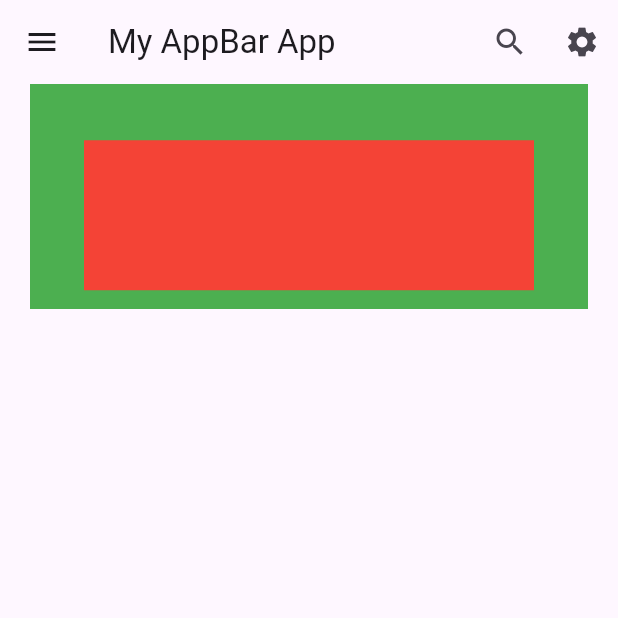
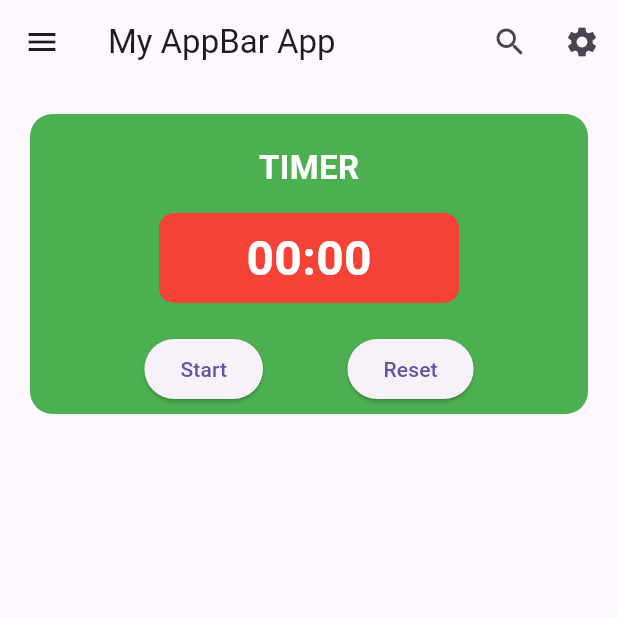
Before and after one commit to eimanlikeitsmagnetic-cyber/my_appbar_app, a Flutter app: the screen it shows after launch, on a phone screen of 412 x 824 dp, the top half of it. Run offline on Flutter 3.47's test engine with Material 3 defaults, Android fonts, the phone set to English and light mode, and no system bars.

Commit message:
Add working timer feature

```diff
--- a/lib/main.dart
+++ b/lib/main.dart
@@ -1,5 +1,5 @@
+import 'dart:async';
 import 'package:flutter/material.dart';
-
 
 void main() {
   runApp(const MyApp());
@@ -10,9 +10,56 @@ class MyApp extends StatelessWidget {
 
   @override
   Widget build(BuildContext context) {
-    return MaterialApp(
+    return const MaterialApp(
       debugShowCheckedModeBanner: false,
-      home: Scaffold(
+      home: TimerPage(),
+    );
+  }
+}
+
+// 🔹 STATEFUL because the time changes
+class TimerPage extends StatefulWidget {
+  const TimerPage({super.key});
+
+  @override
+  State<TimerPage> createState() => _TimerPageState();
+}
+
+class _TimerPageState extends State<TimerPage> {
+  int seconds = 0;
+  Timer? timer;
+
+  // START TIMER
+  void startTimer() {
+    if (timer != null) return; // prevents double timers
+
+    timer = Timer.periodic(const Duration(seconds: 1), (timer) {
+      setState(() {
+        seconds++;
+      });
+    });
+  }
+
+  // RESET TIMER
+  void resetTimer() {
+    timer?.cancel();
+    timer = null;
+    setState(() {
+      seconds = 0;
+    });
+  }
+
+  // FORMAT TIME mm:ss
+  String formatTime(int seconds) {
+    int minutes = seconds ~/ 60;
+    int remainingSeconds = seconds % 60;
+
+    return '${minutes.toString().padLeft(2, '0')}:${remainingSeconds.toString().padLeft(2, '0')}';
+  }
+
+  @override
+  Widget build(BuildContext context) {
+    return Scaffold(
       appBar: AppBar(
         leading: IconButton(
           icon: const Icon(Icons.menu),
@@ -31,20 +78,65 @@ class MyApp extends StatelessWidget {
         ],
       ),
 
+      // 🔽 TIMER SECTION
       body: Container(
-          width: double.infinity,              // full width
-          height: 150,                         // height 150
-          margin: const EdgeInsets.symmetric(horizontal: 20), // 20 horizontal margin
-          padding: const EdgeInsets.only(top: 25),            // 25 top padding
-          color: Colors.green,                 // green color
+        width: double.infinity,
+        height: 200,
+        margin: const EdgeInsets.all(20),
+        padding: const EdgeInsets.all(20),
+        decoration: BoxDecoration(
+          color: Colors.green,
+          borderRadius: BorderRadius.circular(15),
+        ),
 
-          child: Center(
-            child: Container(
-              width: 300,                      // child width 300
-              height: 100,                     // child height 100
-              color: Colors.red,               // red color
+        child: Column(
+          mainAxisAlignment: MainAxisAlignment.center,
+          children: [
+            const Text(
+              'TIMER',
+              style: TextStyle(
+                fontSize: 22,
+                fontWeight: FontWeight.bold,
+                color: Colors.white,
               ),
             ),
+
+            const SizedBox(height: 15),
+
+            Container(
+              width: 200,
+              height: 60,
+              alignment: Alignment.center,
+              decoration: BoxDecoration(
+                color: Colors.red,
+                borderRadius: BorderRadius.circular(10),
+              ),
+              child: Text(
+                formatTime(seconds),
+                style: const TextStyle(
+                  fontSize: 32,
+                  fontWeight: FontWeight.bold,
+                  color: Colors.white,
+                ),
+              ),
+            ),
+
+            const SizedBox(height: 20),
+
+            Row(
+              mainAxisAlignment: MainAxisAlignment.spaceEvenly,
+              children: [
+                ElevatedButton(
+                  onPressed: startTimer,
+                  child: const Text('Start'),
+                ),
+                ElevatedButton(
+                  onPressed: resetTimer,
+                  child: const Text('Reset'),
+                ),
+              ],
+            ),
+          ],
         ),
       ),
     );
```
Lines whose indentation alone changed are shown as unchanged.
